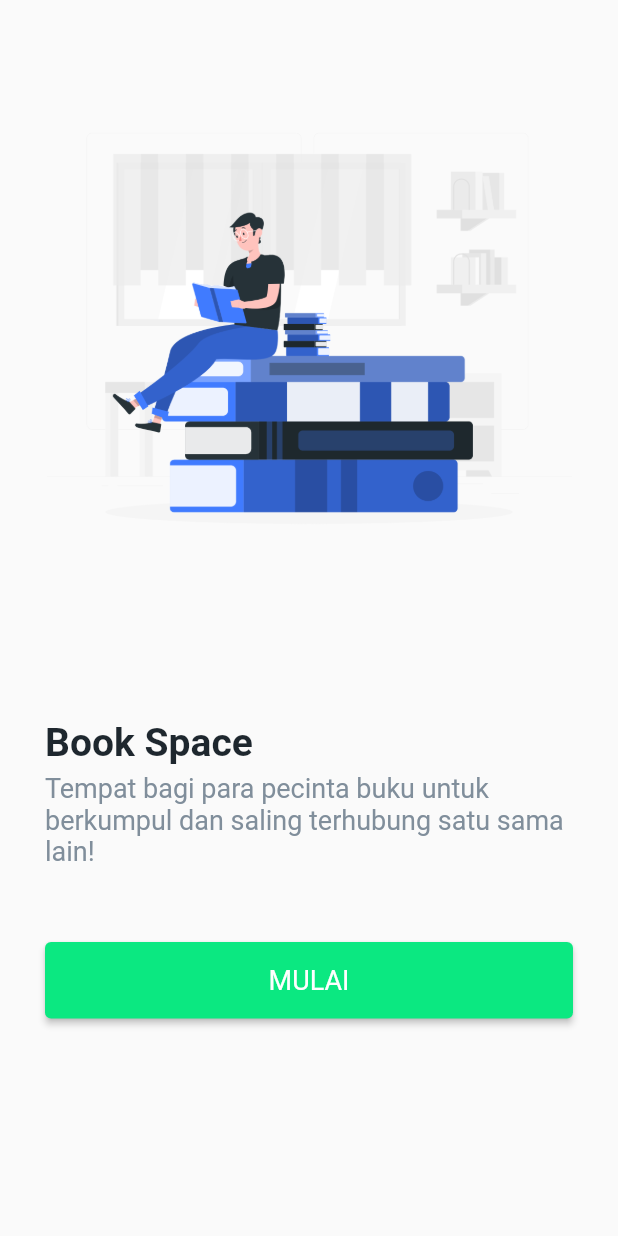
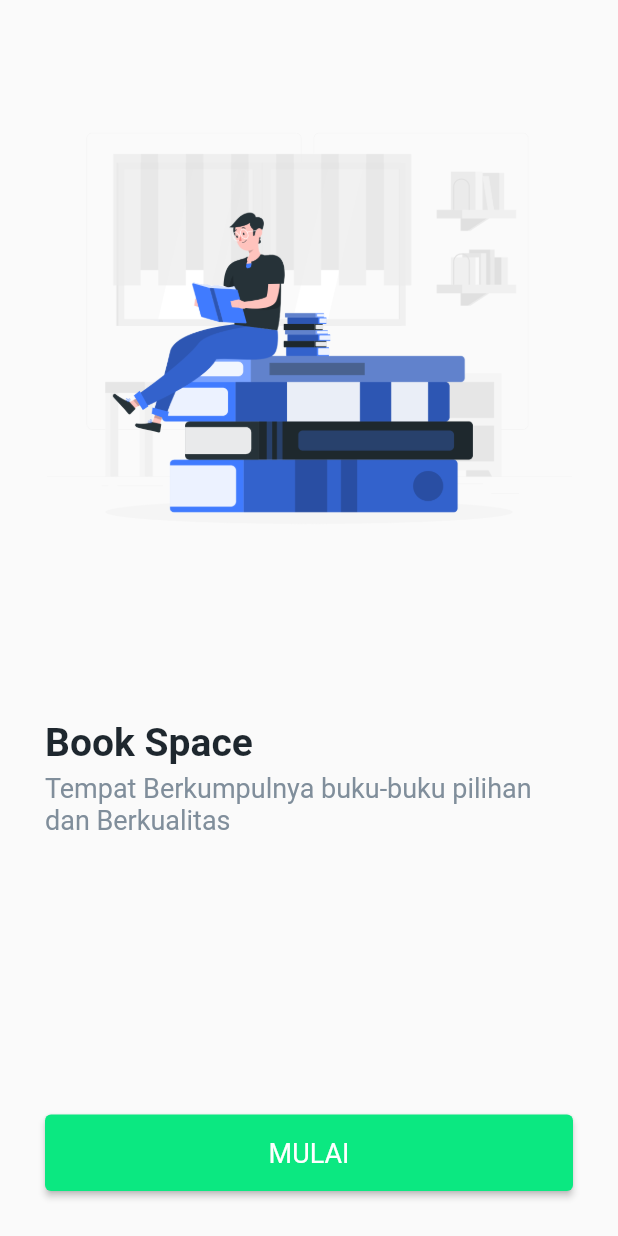
Before and after one commit to Muhdzalf/submission_bookspace, a Flutter app: the screen it shows after launch, on a phone screen of 412 x 824 dp. Run offline on Flutter 3.47's test engine with Material 2 defaults, Android fonts, the phone set to English and light mode, and no system bars.

Commit message:
change text

```diff
--- a/lib/welcomescreen.dart
+++ b/lib/welcomescreen.dart
@@ -38,12 +38,10 @@ class WelcomeScreen extends StatelessWidget {
                   height: 5,
                 ),
                 Text(
-                  'Tempat bagi para pecinta buku untuk berkumpul dan saling terhubung satu sama lain!',
+                  'Tempat Berkumpulnya buku-buku pilihan dan Berkualitas',
                   style: subtitle.copyWith(fontSize: 18),
                 ),
-                SizedBox(
-                  height: 50,
-                ),
+                Spacer(),
                 ElevatedButton(
                   onPressed: () {
                     Navigator.pushReplacement(
```
